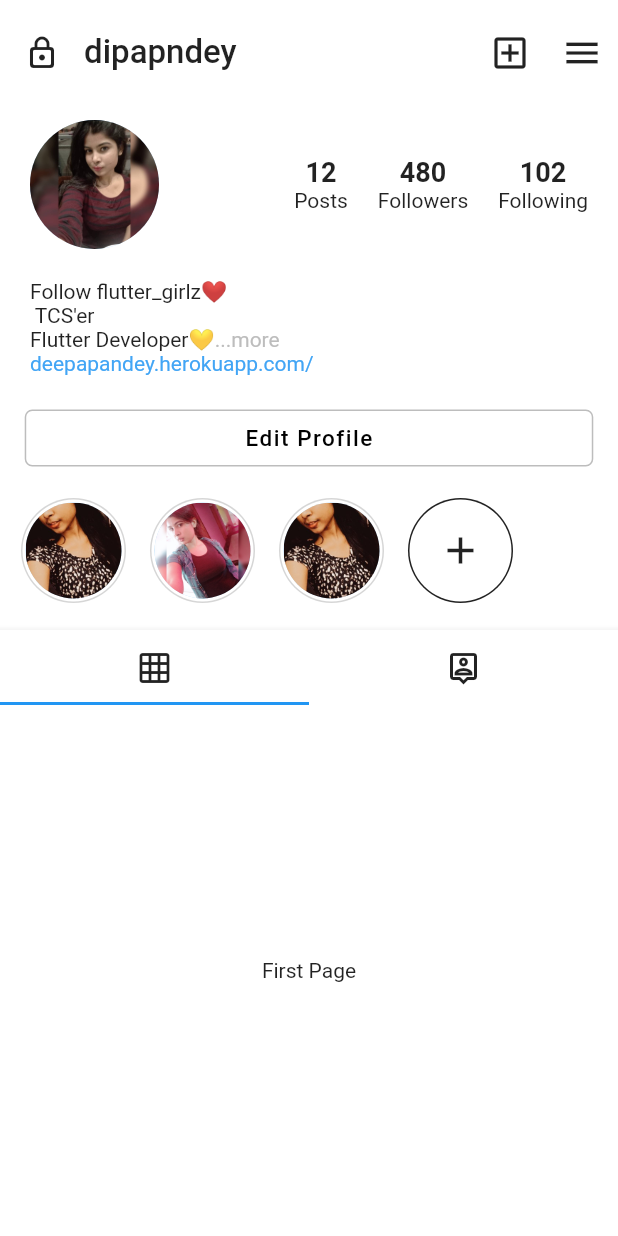
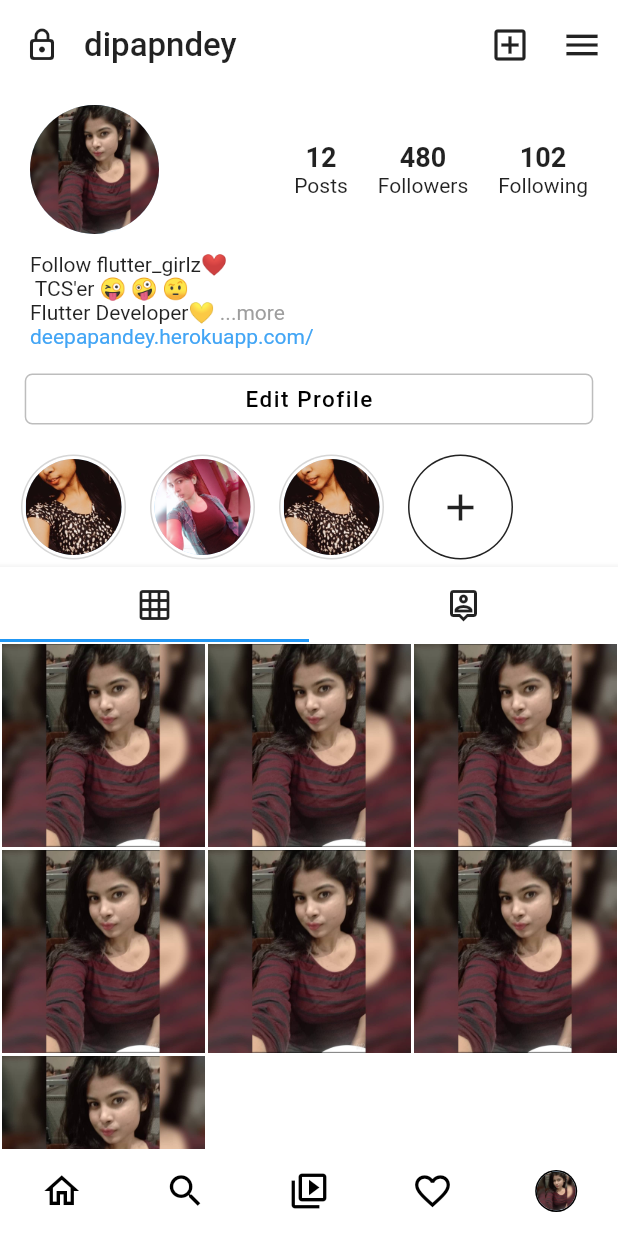
Before and after one commit to qwertypool/Instagram-clone, a Flutter app: the screen it shows after launch, on a phone screen of 412 x 824 dp. Run offline on Flutter 3.47's test engine with Material 2 defaults, Android fonts, the phone set to English and light mode, and no system bars.

Commit message:
added bottom nav

```diff
--- /dev/null
+++ b/lib/homepage.dart
@@ -0,0 +1,12 @@
+import 'package:flutter/material.dart';
+
+class Home extends StatelessWidget {
+  const Home({Key key}) : super(key: key);
+
+  @override
+  Widget build(BuildContext context) {
+    return Container(
+     child: Text('Home page'),
+    );
+  }
+}
--- a/lib/main.dart
+++ b/lib/main.dart
@@ -1,5 +1,5 @@
 import 'package:flutter/material.dart';
-import 'package:instagram_clone/profile_page.dart';
+import 'package:instagram_clone/root.dart';
 
 void main() {
   runApp(MyApp());
@@ -24,7 +24,7 @@ class MyApp extends StatelessWidget {
         //primarySwatch: Colors.white,
         primaryColor: Colors.white
       ),
-      home: ProfilePage(),
+      home: Root(),
     );
   }
 }
--- a/lib/profile_page.dart
+++ b/lib/profile.dart
@@ -1,10 +1,11 @@
 import 'package:flutter/material.dart';
-import 'package:instagram_clone/colorThemes.dart';
 
-// import ‘package:flutter/gestures.dart’;
+import 'colorThemes.dart';
+
 class ProfilePage extends StatelessWidget {
-  const ProfilePage({Key key}) : super(key: key);
-
+  const ProfilePage({
+    Key key,
+  }) : super(key: key);
   @override
   Widget build(BuildContext context) {
     final Brightness brightnessValue =
@@ -18,7 +19,7 @@ class ProfilePage extends StatelessWidget {
         appBar: AppBar(
           backgroundColor: pPrimaryColor,
           titleSpacing: 0,
-          toolbarHeight: 70,
+          toolbarHeight: 60,
           elevation: 0,
           leading: Icon(
             Icons.lock_outline_rounded,
@@ -27,7 +28,8 @@ class ProfilePage extends StatelessWidget {
           title: Text(
             'dipapndey',
             style: TextStyle(
-                color: Theme.of(context).textTheme.bodyText1.color, fontSize: 22),
+                color: Theme.of(context).textTheme.bodyText1.color,
+                fontSize: 22),
           ),
           actions: [
             IconButton(
@@ -116,17 +118,18 @@ class ProfilePage extends StatelessWidget {
             //SizedBox(height: 20),
             Padding(
               padding: const EdgeInsets.symmetric(
-                  horizontal: pDefaultPadding, vertical: pDefaultPadding * 0.5),
+                  horizontal: pDefaultPadding, vertical: pDefaultPadding * 0.1),
               child: RichText(
                 text: TextSpan(
-                  text: 'Follow flutter_girlz❤️\n TCS\'er \nFlutter Developer💛',
+                  text:
+                      'Follow flutter_girlz❤️\n TCS\'er 😜 🤪 🤨\nFlutter Developer💛 ',
                   style: TextStyle(
                       color: Theme.of(context).textTheme.bodyText1.color),
                   children: <TextSpan>[
                     TextSpan(
                       text: '...more\n',
                       style: TextStyle(
-                        color: Colors.grey[400],
+                        color: Colors.grey[500],
                       ),
                     ),
                     TextSpan(
@@ -145,7 +148,7 @@ class ProfilePage extends StatelessWidget {
                     elevation: 0,
                     constraints: BoxConstraints(
                         minWidth: MediaQuery.of(context).size.width * 0.92,
-                        minHeight: 38.0),
+                        minHeight: 34.0),
                     // fillColor: Theme.of(context).textTheme.bodyText1.color,
                     fillColor: Colors.white,
                     child: Text(
@@ -171,31 +174,49 @@ class ProfilePage extends StatelessWidget {
             Padding(
               padding: const EdgeInsets.symmetric(
                   horizontal: pDefaultPadding * 0.7,
-                  vertical: pDefaultPadding * 0.4),
+                  vertical: pDefaultPadding * 0.25),
               child: Row(
                 children: [
                   buildCircleAvatar('assets/me.jpg'),
-                  SizedBox(width: pDefaultPadding*0.8,),
+                  SizedBox(
+                    width: pDefaultPadding * 0.8,
+                  ),
                   buildCircleAvatar('assets/me2.jpg'),
-                  SizedBox(width: pDefaultPadding*0.8,),
+                  SizedBox(
+                    width: pDefaultPadding * 0.8,
+                  ),
                   buildCircleAvatar('assets/me.jpg'),
-                  SizedBox(width: pDefaultPadding*0.8,),
+                  SizedBox(
+                    width: pDefaultPadding * 0.8,
+                  ),
                   GestureDetector(
-                  onTap: (){},
+                    onTap: () {},
                     child: CircleAvatar(
                       radius: 35,
-                  backgroundColor: Theme.of(context).textTheme.bodyText1.color,
+                      backgroundColor:
+                          Theme.of(context).textTheme.bodyText1.color,
                       child: CircleAvatar(
                         radius: 34,
                         backgroundColor: Colors.white,
-                    child: isDark? CircleAvatar(
+                        child: isDark
+                            ? CircleAvatar(
                                 backgroundColor: Colors.black,
-                     child: Icon(Icons.add,size: 30,),
+                                child: Icon(
+                                  Icons.add,
+                                  size: 30,
+                                ),
                                 radius: 32,
-                    ):
-                    CircleAvatar(
+                              )
+                            : CircleAvatar(
                                 backgroundColor: Colors.white,
-                     child: Icon(Icons.add,size: 30,color: Theme.of(context).textTheme.bodyText1.color,),
+                                child: Icon(
+                                  Icons.add,
+                                  size: 30,
+                                  color: Theme.of(context)
+                                      .textTheme
+                                      .bodyText1
+                                      .color,
+                                ),
                                 radius: 32,
                               ),
                       ),
@@ -204,63 +225,65 @@ class ProfilePage extends StatelessWidget {
                 ],
               ),
             ),
-            SizedBox(height: 10,),
+            // SizedBox(
+            //   height: 10,
+            // ),
             SizedBox(
               height: 50,
               child: AppBar(
                 bottom: TabBar(
-
                   tabs: [
                     Tab(
-                      icon: Icon(Icons.grid_on_outlined,color: Theme.of(context).textTheme.bodyText1.color,),
+                      icon: Icon(
+                        Icons.grid_on_outlined,
+                        color: Theme.of(context).textTheme.bodyText1.color,
+                      ),
                     ),
                     Tab(
-                      icon: Icon(
-                        Icons.person_pin_outlined,
-                       color: Theme.of(context).textTheme.bodyText1.color
-                      ),
+                      icon: Icon(Icons.person_pin_outlined,
+                          color: Theme.of(context).textTheme.bodyText1.color),
                     ),
                   ],
                 ),
               ),
             ),
 
-
             Expanded(
               child: TabBarView(
                 children: [
                   // first tab bar view widget
                   Container(
-
-                     color: isDark? Colors.black:Colors.white,
-                    child: Center(
-                      child: Text(
-                        'First Page',
+                    color: isDark ? Colors.black : Colors.white,
+                    child: GridView.count(
+                          crossAxisCount: 3,
+                          childAspectRatio: 1,
+                          children: List.generate(7, (index) {
+                            return Padding(
+                              padding: const EdgeInsets.all(1.0),
+                              child: Container(
+                                child: Image.asset('assets/profilepic.jpg'),
                               ),
-                    ),
+                            );
+                          }))
                   ),
 
                   // second tab bar viiew widget
                   Container(
-                     color:  isDark? Colors.black:Colors.white,
-                    child: Center(
-                      child: Text(
-                        'Second Page',
-                      ),
+                      color: isDark ? Colors.black : Colors.white,
+                      child: GridView.count(
+                          crossAxisCount: 3,
+                          childAspectRatio: 1,
+                          children: List.generate(7, (index) {
+                            return Text('data');
+                          }))),
+                ],
               ),
             ),
           ],
         ),
       ),
-
-
-
-          ],
-        ),
-      ),
     );
   }
-
   CircleAvatar buildCircleAvatar(String img) {
     return CircleAvatar(
       radius: 35,
--- /dev/null
+++ b/lib/reels.dart
@@ -0,0 +1,12 @@
+import 'package:flutter/material.dart';
+
+class Reels extends StatelessWidget {
+  const Reels({Key key}) : super(key: key);
+
+  @override
+  Widget build(BuildContext context) {
+    return Container(
+     child: Text('Reels page'),
+    );
+  }
+}
--- /dev/null
+++ b/lib/root.dart
@@ -0,0 +1,78 @@
+import 'package:flutter/material.dart';
+// import 'package:instagram_clone/colorThemes.dart';
+import 'package:instagram_clone/profile.dart';
+import 'package:instagram_clone/reels.dart';
+import 'package:instagram_clone/searchPage.dart';
+import 'package:instagram_clone/notificationPage.dart';
+// import 'package:instagram_clone/appTheme.dart';
+
+import 'colorThemes.dart';
+import 'homepage.dart';
+
+// import ‘package:flutter/gestures.dart’;
+class Root extends StatefulWidget {
+  const Root({Key key}) : super(key: key);
+
+  @override
+  _RootState createState() => _RootState();
+}
+
+class _RootState extends State<Root> {
+  int _selectedIndex = 4;
+
+  final List<Widget> _children = [
+    Home(),
+    Search(),
+    Reels(),
+    NotificationPage(),
+    ProfilePage()
+  ];
+
+  @override
+  Widget build(BuildContext context) {
+
+    final Brightness brightnessValue =
+        MediaQuery.of(context).platformBrightness;
+    bool isDark = brightnessValue == Brightness.dark;
+    return Scaffold(
+      body: _children[_selectedIndex],
+      bottomNavigationBar: BottomNavigationBar(
+        type: BottomNavigationBarType.fixed,
+        selectedIconTheme: IconThemeData(color: pPrimaryColor),
+        currentIndex: _selectedIndex,
+        backgroundColor: !isDark?Colors.white:Colors.black,
+        selectedItemColor: isDark?Colors.grey:Colors.black,
+        showSelectedLabels: false,
+        showUnselectedLabels: false,
+        elevation: 0,
+        onTap: (value) {
+          setState(() {
+            _selectedIndex = value;
+          });
+        },
+        items: [
+          BottomNavigationBarItem(
+            icon: _selectedIndex==0?Icon(Icons.home,color: Colors.black,size: 28,): Icon(Icons.home_outlined,color: Colors.black,size: 28,),label: 'home'),
+          BottomNavigationBarItem(icon:  _selectedIndex==1?Icon(Icons.search,color: Colors.black,size: 28,): Icon(Icons.search_outlined,color: Colors.black,size: 28,),label: 'search'),
+          BottomNavigationBarItem(icon:  _selectedIndex==2?Icon(Icons.video_collection_sharp,color: Colors.black,size: 28,): Icon(Icons.video_collection_outlined,color: Colors.black,size: 28,),label: 'reels' ),
+          BottomNavigationBarItem(icon: _selectedIndex==3?Icon(Icons.favorite,color: Colors.black,size: 28,):Icon(Icons.favorite_border_outlined,color: Colors.black,size: 28,),label: 'notif'),
+          BottomNavigationBarItem(icon: _selectedIndex==4?
+           CircleAvatar(
+             radius: 14,
+             backgroundColor: Colors.black,
+              child: CircleAvatar(
+               radius: 13,
+               backgroundImage:AssetImage('assets/profilepic.jpg') ,),
+           ):
+              CircleAvatar(
+             radius: 14,
+             backgroundImage:AssetImage('assets/profilepic.jpg') ,),
+             label: 'profile'
+           ),
+
+        ],
+
+      ),
+     );
+  }
+}
--- /dev/null
+++ b/lib/searchPage.dart
@@ -0,0 +1,12 @@
+import 'package:flutter/material.dart';
+
+class Search extends StatelessWidget {
+  const Search({Key key}) : super(key: key);
+
+  @override
+  Widget build(BuildContext context) {
+    return Container(
+      child: Text('search page'),
+    );
+  }
+}
--- a/pubspec.yaml
+++ b/pubspec.yaml
@@ -32,11 +32,15 @@ dependencies:
 dev_dependencies:
   flutter_test:
     sdk: flutter
+  # flutter_native_splash: ^1.1.8+4
 
 # For information on the generic Dart part of this file, see the
 # following page: https://dart.dev/tools/pub/pubspec
 
 # The following section is specific to Flutter.
+# flutter_native_splash:
+#   background_image: 'assets/instagram.png'
+
 flutter:
 
   # The following line ensures that the Material Icons font is
```
Also changed, not shown: lib/appTheme.dart (added, +50 -0 lines), lib/notificationPage.dart (added, +12 -0 lines), assets/instagram.png (added), 14 other files. Lines whose indentation alone changed are shown as unchanged.
